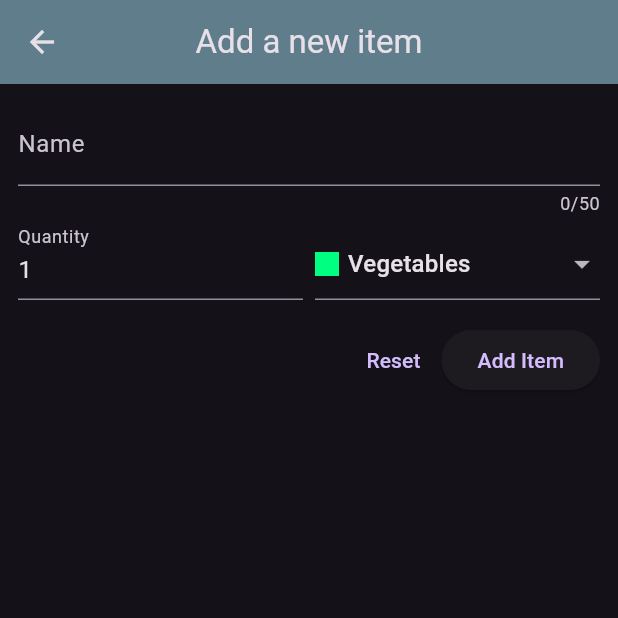
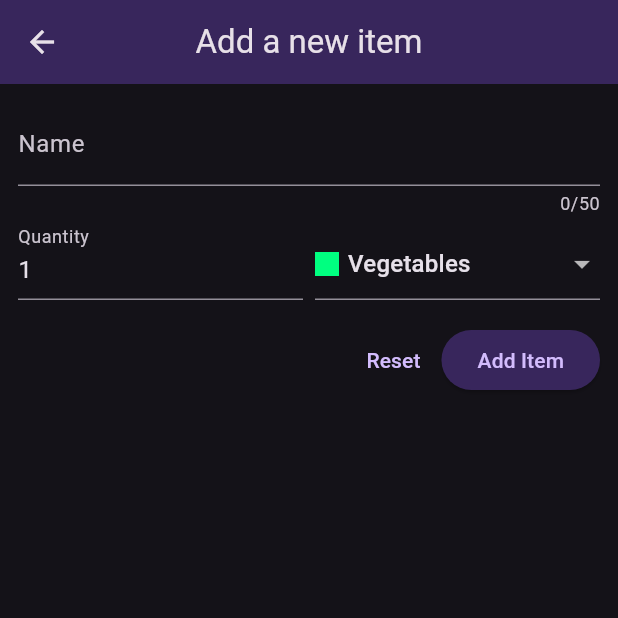
Before and after one commit to dawid3056/shopping-list-app, a Flutter app: the screen it shows after launch, after a tap on the "add" icon, on a phone screen of 412 x 824 dp, the top half of it. Run offline on Flutter 3.47's test engine with Material 3 defaults, Android fonts, the phone set to English and light mode, and no system bars.

Commit message:
changed app bar and buttons color

```diff
--- a/lib/main.dart
+++ b/lib/main.dart
@@ -14,7 +14,7 @@ class MyApp extends StatelessWidget {
       title: 'Shopping List',
       theme: ThemeData.dark().copyWith(
         colorScheme: ColorScheme.fromSeed(
-          seedColor: Colors.deepPurple,
+          seedColor: const Color.fromARGB(255, 106, 57, 192),
           brightness: Brightness.dark,
           surface: Colors.blueGrey,
         ),
--- a/lib/widgets/new_item.dart
+++ b/lib/widgets/new_item.dart
@@ -36,6 +36,7 @@ class _NewItemState extends State<NewItem> {
       appBar: AppBar(
         centerTitle: true,
         title: const Text('Add a new item'),
+        backgroundColor: Theme.of(context).colorScheme.onPrimary,
       ),
       body: Padding(
         padding: const EdgeInsets.all(12),
@@ -128,11 +129,24 @@ class _NewItemState extends State<NewItem> {
                     onPressed: () {
                       _formKey.currentState!.reset();
                     },
-                    child: const Text('Reset'),
+                    child: Text(
+                      'Reset',
+                      style: TextStyle(
+                        color: Theme.of(context).colorScheme.primary,
+                      ),
+                    ),
                   ),
                   ElevatedButton(
                     onPressed: _saveItem,
-                    child: const Text('Add Item'),
+                    style: ElevatedButton.styleFrom(
+                      backgroundColor: Theme.of(context).colorScheme.onPrimary,
+                    ),
+                    child: Text(
+                      'Add Item',
+                      style: TextStyle(
+                        color: Theme.of(context).colorScheme.primary,
+                      ),
+                    ),
                   ),
                 ],
               ),
```
